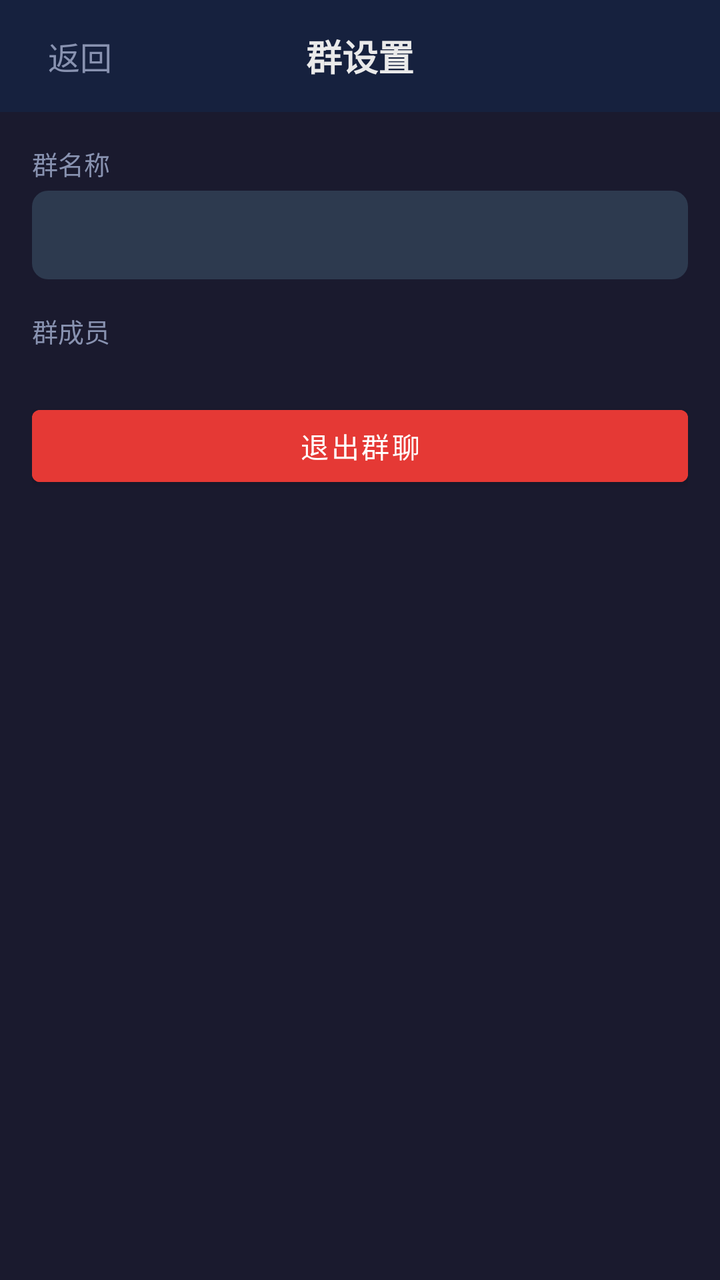
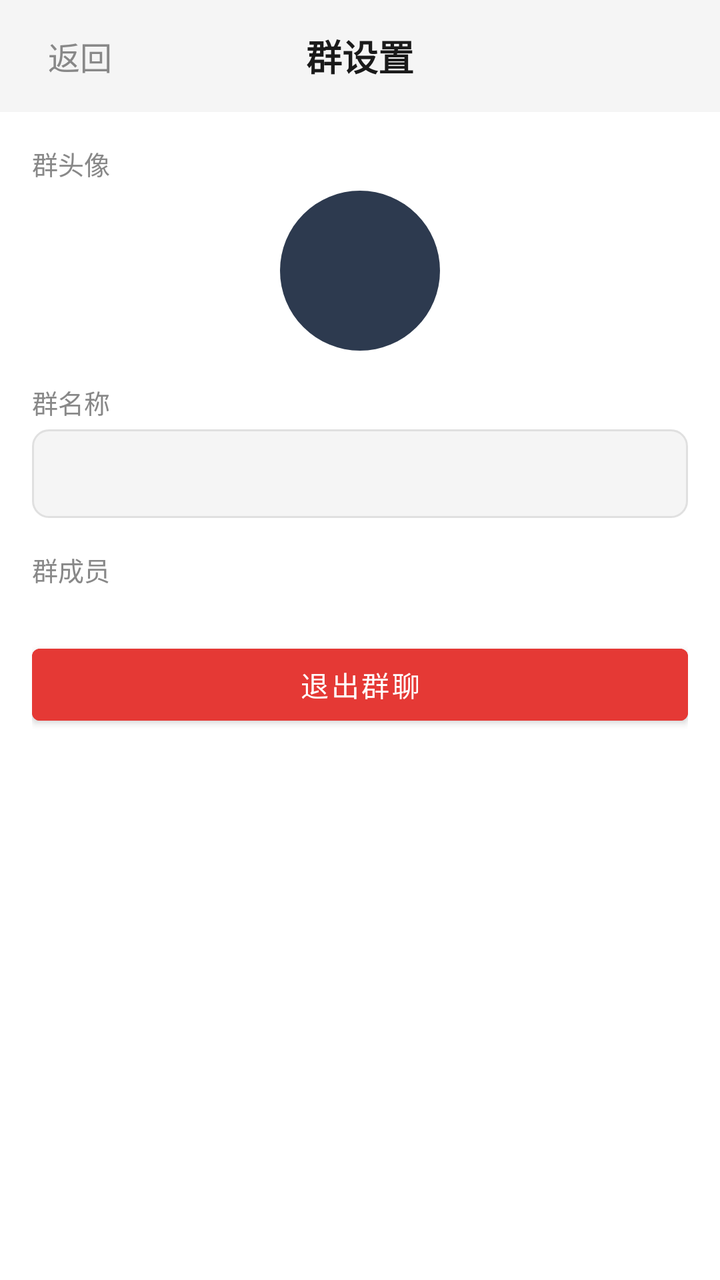

Before-and-after screenshots of an Android layout around one commit, followed by the original layout XML and the change that was made.
<!-- AndroidManifest.xml: application theme Theme.ChatApp -->
<!-- res/layout/activity_group_settings.xml -->
<?xml version="1.0" encoding="utf-8"?>
<LinearLayout xmlns:android="http://schemas.android.com/apk/res/android"
    android:layout_width="match_parent"
    android:layout_height="match_parent"
    android:orientation="vertical"
    android:background="@color/bg_dark">
    <LinearLayout
        android:layout_width="match_parent"
        android:layout_height="?attr/actionBarSize"
        android:orientation="horizontal"
        android:gravity="center_vertical"
        android:paddingHorizontal="16dp"
        android:background="@color/bg_card">
        <TextView
            android:id="@+id/btn_back"
            android:layout_width="wrap_content"
            android:layout_height="wrap_content"
            android:text="返回"
            android:textSize="16sp"
            android:textColor="@color/text_secondary"
            android:padding="8dp" />
        <TextView
            android:layout_width="0dp"
            android:layout_height="wrap_content"
            android:layout_weight="1"
            android:text="群设置"
            android:textSize="18sp"
            android:textStyle="bold"
            android:textColor="@color/text_primary"
            android:gravity="center" />
        <View android:layout_width="48dp" android:layout_height="1dp" />
    </LinearLayout>
    <ScrollView
        android:layout_width="match_parent"
        android:layout_height="match_parent">
        <LinearLayout
            android:layout_width="match_parent"
            android:layout_height="wrap_content"
            android:orientation="vertical"
            android:padding="16dp">
            <TextView
                android:layout_width="wrap_content"
                android:layout_height="wrap_content"
                android:text="群名称"
                android:textSize="13sp"
                android:textColor="@color/text_secondary"
                android:layout_marginBottom="4dp" />
            <LinearLayout
                android:layout_width="match_parent"
                android:layout_height="wrap_content"
                android:orientation="horizontal"
                android:gravity="center_vertical"
                android:layout_marginBottom="16dp">
                <EditText
                    android:id="@+id/et_group_name"
                    android:layout_width="0dp"
                    android:layout_height="wrap_content"
                    android:layout_weight="1"
                    android:textColor="@color/text_primary"
                    android:background="@drawable/bg_input"
                    android:padding="10dp"
                    android:enabled="false" />
                <Button
                    android:id="@+id/btn_rename"
                    android:layout_width="wrap_content"
                    android:layout_height="wrap_content"
                    android:text="修改"
                    android:visibility="gone"
                    android:layout_marginStart="8dp" />
            </LinearLayout>
            <TextView
                android:layout_width="wrap_content"
                android:layout_height="wrap_content"
                android:text="群成员"
                android:textSize="13sp"
                android:textColor="@color/text_secondary"
                android:layout_marginBottom="8dp" />
            <androidx.recyclerview.widget.RecyclerView
                android:id="@+id/rv_members"
                android:layout_width="match_parent"
                android:layout_height="wrap_content"
                android:layout_marginBottom="16dp" />
            <Button
                android:id="@+id/btn_add_member"
                android:layout_width="match_parent"
                android:layout_height="wrap_content"
                android:text="添加成员"
                android:backgroundTint="@color/accent"
                android:textColor="@color/white"
                android:layout_marginBottom="8dp"
                android:visibility="gone" />
            <Button
                android:id="@+id/btn_leave"
                android:layout_width="match_parent"
                android:layout_height="wrap_content"
                android:text="退出群聊"
                android:backgroundTint="#FFE53935"
                android:textColor="@color/white"
                android:layout_marginBottom="8dp" />
            <Button
                android:id="@+id/btn_dissolve"
                android:layout_width="match_parent"
                android:layout_height="wrap_content"
                android:text="解散群聊"
                android:backgroundTint="#FFB71C1C"
                android:textColor="@color/white"
                android:visibility="gone" />
        </LinearLayout>
    </ScrollView>
</LinearLayout>
<!-- resources referenced by this layout -->
<resources>
  <color name="accent">#FF0F3460</color>
  <color name="bg_card">#FF16213E</color>
  <color name="bg_dark">#FF1A1A2E</color>
  <color name="text_primary">#FFEAEAEA</color>
  <color name="text_secondary">#FF8892B0</color>
  <color name="white">#FFFFFFFF</color>
  <!-- drawable bg_input (drawable) -->
  <?xml version="1.0" encoding="utf-8"?>
  
  <shape xmlns:android="http://schemas.android.com/apk/res/android"
      android:shape="rectangle">
      <solid android:color="#FF2D3A4F" />
      <corners android:radius="8dp" />
  </shape>
  <style name="Theme.ChatApp" parent="Theme.MaterialComponents.DayNight.NoActionBar">
          <item name="colorPrimary">@color/accent</item>
          <item name="colorPrimaryVariant">@color/accent</item>
          <item name="colorOnPrimary">@color/white</item>
          <item name="android:statusBarColor">@color/bg_dark</item>
          <item name="android:windowBackground">@color/bg_dark</item>
          <item name="alertDialogTheme">@style/RoundedAlertDialog</item>
      </style>
  <style name="RoundedAlertDialog" parent="Theme.MaterialComponents.DayNight.Dialog.Alert">
          <item name="android:windowBackground">@drawable/bg_dialog_rounded</item>
          <item name="colorPrimary">@color/accent</item>
          <item name="android:textColorPrimary">@color/text_primary</item>
          <item name="android:textColorSecondary">@color/text_secondary</item>
      </style>
  <!-- drawable bg_dialog_rounded (drawable) -->
  <?xml version="1.0" encoding="utf-8"?>
  <shape xmlns:android="http://schemas.android.com/apk/res/android"
      android:shape="rectangle">
      <solid android:color="@color/bg_card" />
      <corners android:radius="16dp" />
  </shape>
</resources>

<!-- the commit's change to res/layout/activity_group_settings.xml (unified diff, before → after) -->
@@ -38,6 +38,22 @@
             android:layout_height="wrap_content"
             android:orientation="vertical"
             android:padding="16dp">
+            <TextView
+                android:layout_width="wrap_content"
+                android:layout_height="wrap_content"
+                android:text="群头像"
+                android:textSize="13sp"
+                android:textColor="@color/text_secondary"
+                android:layout_marginBottom="4dp" />
+            <ImageView
+                android:id="@+id/iv_group_avatar"
+                android:layout_width="80dp"
+                android:layout_height="80dp"
+                android:layout_gravity="center_horizontal"
+                android:background="@drawable/bg_avatar"
+                android:scaleType="centerCrop"
+                android:layout_marginBottom="16dp"
+                android:contentDescription="群头像" />
             <TextView
                 android:layout_width="wrap_content"
                 android:layout_height="wrap_content"
@@ -90,6 +106,15 @@
                 android:layout_marginBottom="8dp"
                 android:visibility="gone" />
             <Button
+                android:id="@+id/btn_all_mute"
+                android:layout_width="match_parent"
+                android:layout_height="wrap_content"
+                android:text="开启全体禁言"
+                android:backgroundTint="#FFFF9800"
+                android:textColor="@color/white"
+                android:layout_marginBottom="8dp"
+                android:visibility="gone" />
+            <Button
                 android:id="@+id/btn_leave"
                 android:layout_width="match_parent"
                 android:layout_height="wrap_content"
<!-- resource entries referenced after the edit -->
@@ -1,28 +1,36 @@
 <!-- resources referenced by this layout -->
 <resources>
-  <color name="accent">#FF0F3460</color>
-  <color name="bg_card">#FF16213E</color>
-  <color name="bg_dark">#FF1A1A2E</color>
-  <color name="text_primary">#FFEAEAEA</color>
-  <color name="text_secondary">#FF8892B0</color>
+  <color name="accent">#FF1A73E8</color>
+  <color name="bg_card">#FFF5F5F5</color>
+  <color name="bg_dark">#FFFFFFFF</color>
+  <color name="text_primary">#FF1A1A1A</color>
+  <color name="text_secondary">#FF888888</color>
   <color name="white">#FFFFFFFF</color>
-  <!-- drawable bg_input (drawable) -->
+  <!-- drawable bg_avatar (drawable) -->
   <?xml version="1.0" encoding="utf-8"?>
   
   <shape xmlns:android="http://schemas.android.com/apk/res/android"
+      android:shape="oval">
+      <solid android:color="#FF2D3A4F" />
+  </shape>
+  <!-- drawable bg_input (drawable) -->
+  <?xml version="1.0" encoding="utf-8"?>
+  <shape xmlns:android="http://schemas.android.com/apk/res/android"
       android:shape="rectangle">
-      <solid android:color="#FF2D3A4F" />
+      <solid android:color="#F5F5F5" />
       <corners android:radius="8dp" />
+      <stroke android:width="1dp" android:color="#E0E0E0" />
   </shape>
-  <style name="Theme.ChatApp" parent="Theme.MaterialComponents.DayNight.NoActionBar">
+  <style name="Theme.ChatApp" parent="Theme.MaterialComponents.Light.NoActionBar">
           <item name="colorPrimary">@color/accent</item>
           <item name="colorPrimaryVariant">@color/accent</item>
           <item name="colorOnPrimary">@color/white</item>
-          <item name="android:statusBarColor">@color/bg_dark</item>
-          <item name="android:windowBackground">@color/bg_dark</item>
+          <item name="android:statusBarColor">@color/white</item>
+          <item name="android:windowLightStatusBar">true</item>
+          <item name="android:windowBackground">@color/white</item>
           <item name="alertDialogTheme">@style/RoundedAlertDialog</item>
       </style>
-  <style name="RoundedAlertDialog" parent="Theme.MaterialComponents.DayNight.Dialog.Alert">
+  <style name="RoundedAlertDialog" parent="Theme.MaterialComponents.Light.Dialog.Alert">
           <item name="android:windowBackground">@drawable/bg_dialog_rounded</item>
           <item name="colorPrimary">@color/accent</item>
           <item name="android:textColorPrimary">@color/text_primary</item>
@@ -32,7 +40,7 @@
   <?xml version="1.0" encoding="utf-8"?>
   <shape xmlns:android="http://schemas.android.com/apk/res/android"
       android:shape="rectangle">
-      <solid android:color="@color/bg_card" />
+      <solid android:color="@color/white" />
       <corners android:radius="16dp" />
   </shape>
 </resources>
